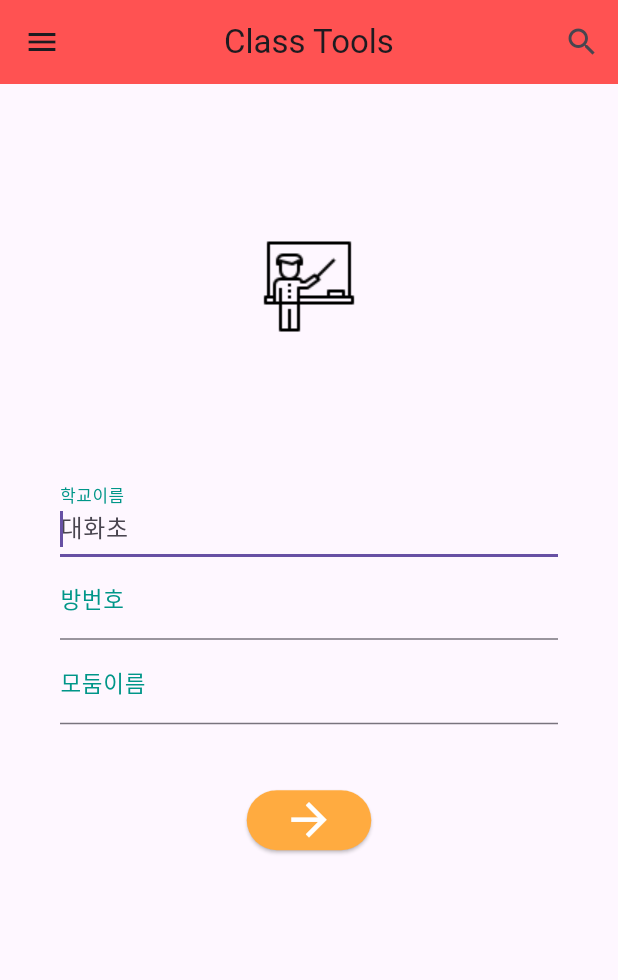
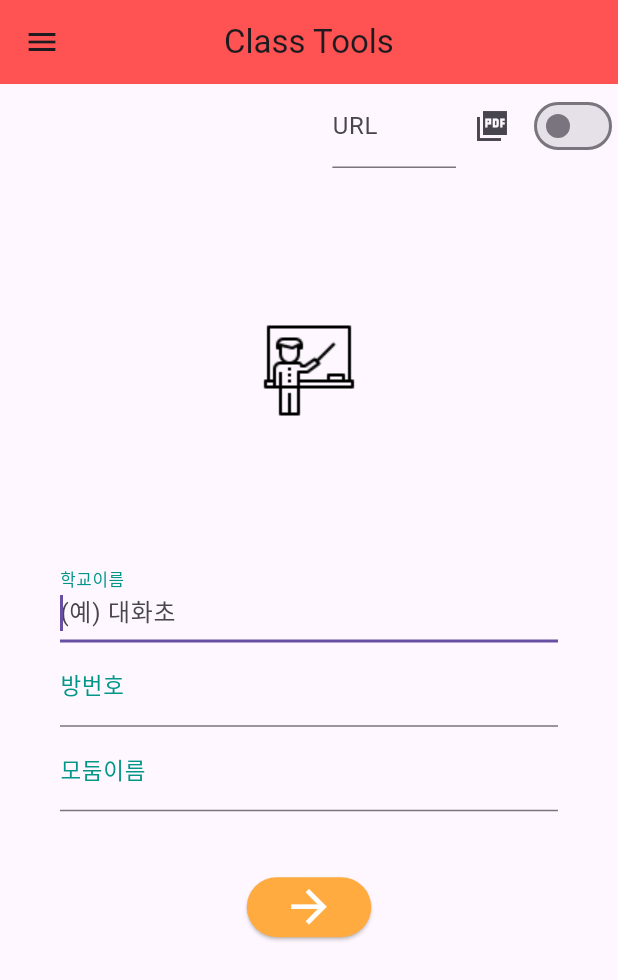
Before and after one commit to j991132/classtools, a Flutter app: the screen it shows after launch, on a phone screen of 412 x 824 dp. Shown: the top 980 px of the screen. Run offline on Flutter 3.47's test engine with Material 3 defaults, Android fonts, the phone set to English and light mode, and no system bars; our stand-ins replace auto_size_text, cloud_firestore, file_picker, firebase_core, just_audio, open_file and 3 more; missing offline and left inert: dart:html, syncfusion_flutter_pdfviewer; accounts and stored records are empty.

Commit message:
0611  pdf url 받는거 수정중, 출제자 선택 스위치 추가해야됨

```diff
--- a/lib/main.dart
+++ b/lib/main.dart
@@ -1,6 +1,7 @@
 import 'dart:convert';
 import 'dart:html' as html;
 import 'dart:html';
+import 'package:flutter/cupertino.dart';
 import 'package:just_audio/just_audio.dart';
 import 'package:cloud_firestore/cloud_firestore.dart';
 import 'package:flutter/material.dart';
@@ -55,6 +56,7 @@ class _LogInState extends State<LogIn> {
   TextEditingController controller = TextEditingController();
   TextEditingController controller2 = TextEditingController();
   TextEditingController controller3 = TextEditingController();
+  TextEditingController controller4 = TextEditingController();
   bool pdfexist = false;
   var result;
   final db = FirebaseFirestore.instance;
@@ -115,13 +117,22 @@ class _LogInState extends State<LogIn> {
         leading: IconButton(
             icon: Icon(Icons.menu),
             onPressed: () {
-              Navigator.push(context,
-                  MaterialPageRoute(builder: (BuildContext context) => test()));
+              // Navigator.push(context,
+              //     MaterialPageRoute(builder: (BuildContext context) => test()));
             }),
-        actions: <Widget>[
-          IconButton(icon: Icon(Icons.search), onPressed: () {
-            pdfexist = true;
-          })
+
+        actions:
+
+        <Widget>[
+
+          /*
+          TextField(
+            controller: controller3,
+            decoration: InputDecoration(labelText: 'URL',hintText: "url",),
+            keyboardType: TextInputType.text,),
+          */
+
+
         ],
       ),
       // 입력하는 부분을 제외한 화면을 탭하면, 키보드 사라지게 GestureDetector 사용
@@ -132,6 +143,31 @@ class _LogInState extends State<LogIn> {
         child: SingleChildScrollView(
           child: Column(
             children: [
+              Row(
+                mainAxisAlignment: MainAxisAlignment.end,
+          children: [
+
+                Container(
+                  alignment: Alignment.centerRight,
+                width: MediaQuery.of(context).size.width*0.2,
+
+                child: TextField(
+                  controller: controller4,
+                  decoration: InputDecoration(labelText: 'URL',hintText: "url",),
+                  keyboardType: TextInputType.text,),
+              ),
+            IconButton(icon: Icon(Icons.picture_as_pdf_sharp), tooltip: 'PDF'
+                ,onPressed: () {
+              // pdfexist = true;
+            }
+            ),
+            Switch(value: pdfexist, onChanged: (value){
+              print(value);
+              pdfexist=value;
+            })
+          ],),
+
+
               Padding(padding: EdgeInsets.only(top: 50)),
               Center(
                 child: Image(
@@ -154,18 +190,18 @@ class _LogInState extends State<LogIn> {
                           TextField(
                             controller: controller,
                             autofocus: true,
-                            decoration: InputDecoration(labelText: '학교이름',hintText: "대화초"),
+                            decoration: InputDecoration(labelText: '학교이름',hintText: "(예) 대화초"),
                             keyboardType: TextInputType.text,
                           ),
                           TextField(
                             controller: controller2,
-                            decoration: InputDecoration(labelText: '방번호',hintText: "1234"),
+                            decoration: InputDecoration(labelText: '방번호',hintText: "(예) 1234"),
                             keyboardType: TextInputType.number,
                             // obscureText: true, // 비밀번호 안보이도록 하는 것
                           ),
                           TextField(
                             controller: controller3,
-                            decoration: InputDecoration(labelText: '모둠이름',hintText: "1모둠, 본인이름 등"),
+                            decoration: InputDecoration(labelText: '모둠이름',hintText: "(예) 1모둠, 본인이름 등"),
                             keyboardType: TextInputType.text,
                             // obscureText: true, // 비밀번호 안보이도록 하는 것
                           ),
@@ -364,7 +400,7 @@ class _teacherPageState extends State<teacherPage> {
 
     return Scaffold(
       appBar: AppBar(
-        title: Text('선생님 페이지'),
+        title: Text('QUIZ? 퀴즈!'),
         leading: IconButton(
             icon: Icon(Icons.menu),
             onPressed: () {
@@ -472,20 +508,6 @@ class _teacherPageState extends State<teacherPage> {
               // _isDialogShowing = true; // set it `false` since dialog is closed
             }
             return Scaffold(
-              appBar: AppBar(
-                title: Text('뷰 테스트'),
-                actions: <Widget>[
-                  IconButton(
-                    icon: Icon(
-                      Icons.zoom_in,
-                      color: Colors.white,
-                    ),
-                    onPressed: () {
-                      // _pdfViewerController.zoomLevel = 0.5;
-                    },
-                  ),
-                ],
-              ),
 
               body:
 //pdf 한페이지씩 보기
```
Also changed, not shown: pubspec.lock (added).
